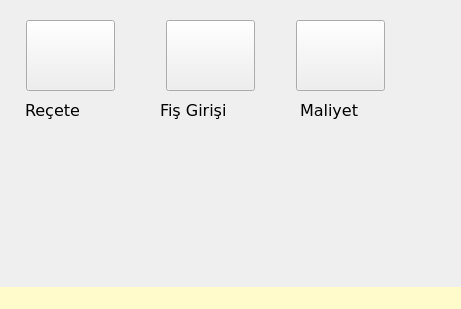
Old version of the form mainwindow.ui in the repository nerdogan/nenra.
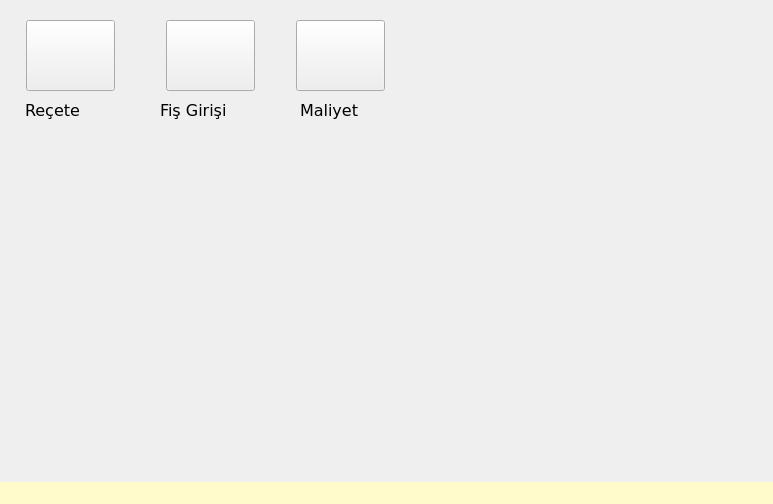
New version of the form. Icons and pictures are not drawn.

```diff
--- a/mainwindow.ui
+++ b/mainwindow.ui
@@ -6,8 +6,8 @@
    <rect>
     <x>0</x>
     <y>0</y>
-    <width>461</width>
-    <height>309</height>
+    <width>773</width>
+    <height>504</height>
    </rect>
   </property>
   <property name="minimumSize">
```
Left out of the diff: 4 changed lines with no effect on the pictures.
